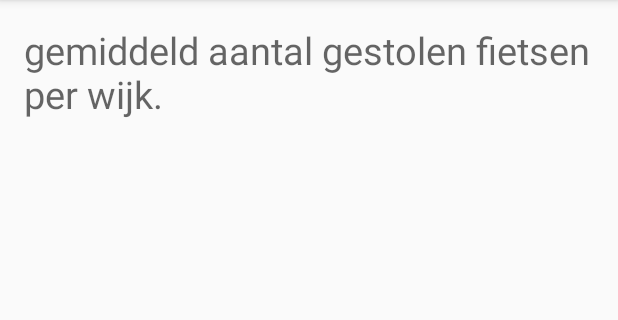
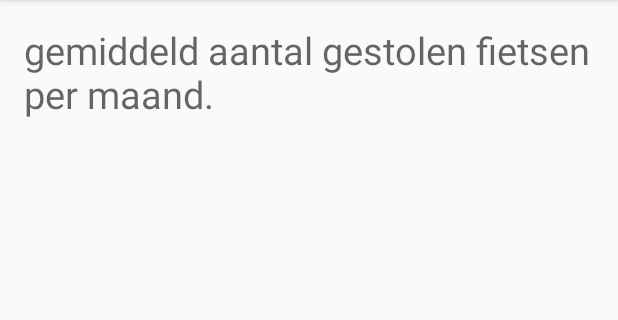
Before and after one commit to sophiestechcode/Project_4, an Android app: the LineChartt screen opened directly, with no data from a screen before it, on a phone screen of 412 x 824 dp, the part 84-404 px from its top. Run offline under Robolectric (Android 15) with nearby library versions, the phone set to English and light mode, and no system bars; plain views replace LineChart; 6 statements that could not run were skipped.

Commit message:
Classes met toegevoegde data.

```diff
--- a/app/src/main/java/com/example/ruben/project4/LineChartt.java
+++ b/app/src/main/java/com/example/ruben/project4/LineChartt.java
@@ -20,36 +20,36 @@ public class LineChartt extends AppCompatActivity
         LineChart lineChart = (LineChart) findViewById(R.id.chart);
 
         ArrayList<Entry> entries = new ArrayList<>();
-        entries.add(new Entry(35f, 0));
-        entries.add(new Entry(11f, 1));
-        entries.add(new Entry(17f, 2));
-        entries.add(new Entry(17f, 3));
-        entries.add(new Entry(15f, 4));
-        entries.add(new Entry(28f, 5));
-        entries.add(new Entry(17f, 6));
-        entries.add(new Entry(34f, 7));
-        entries.add(new Entry(38f, 8));
-        entries.add(new Entry(8f, 9));
-        entries.add(new Entry(7, 10));
-        entries.add(new Entry(2f, 11));
-        entries.add(new Entry(40f, 12));
+        entries.add(new Entry(19552f, 0));
+        entries.add(new Entry(19713f, 1));
+        entries.add(new Entry(19257f, 2));
+        entries.add(new Entry(19544f, 3));
+        entries.add(new Entry(19750f, 4));
+        entries.add(new Entry(19758f, 5));
+        entries.add(new Entry(19198f, 6));
+        entries.add(new Entry(18234f, 7));
+        entries.add(new Entry(19047f, 8));
+        entries.add(new Entry(19436f, 9));
+        entries.add(new Entry(18291f, 10));
+        entries.add(new Entry(19712f, 11));
 
-        LineDataSet dataset = new LineDataSet(entries, "");
+
+        LineDataSet dataset = new LineDataSet(entries, "Aantal gestolen fietsen per maand");
 
         ArrayList<String> labels = new ArrayList<String>();
-        labels.add("Centrum");
-        labels.add("Charlois");
-        labels.add("Delfshaven");
-        labels.add("Feijenoord");
-        labels.add("Hillegersberg");
-        labels.add("Hoogvliet");
-        labels.add("IJsselmonde");
-        labels.add("Kralingen");
-        labels.add("Noord");
-        labels.add("Ommoord");
-        labels.add("Overschie");
-        labels.add("Pernis");
-        labels.add("West");
+        labels.add("Jan");
+        labels.add("Feb");
+        labels.add("Mar");
+        labels.add("Apr");
+        labels.add("May");
+        labels.add("Jun");
+        labels.add("Jul");
+        labels.add("Aug");
+        labels.add("Sep");
+        labels.add("Oct");
+        labels.add("Nov");
+        labels.add("Dec");
+
 
         LineData data = new LineData(labels, dataset);
         dataset.setColors(ColorTemplate.COLORFUL_COLORS);
--- a/app/src/main/res/layout/activity_linechartt.xml
+++ b/app/src/main/res/layout/activity_linechartt.xml
@@ -20,7 +20,7 @@
             android:layout_width="wrap_content"
             android:layout_height="wrap_content"
             android:textAppearance="?android:attr/textAppearanceMedium"
-            android:text="gemiddeld aantal gestolen fietsen per wijk."
+            android:text="gemiddeld aantal gestolen fietsen per maand."
             android:id="@+id/textView17"
             android:layout_alignParentTop="true"
             android:layout_alignParentLeft="true"
--- a/app/src/main/res/layout/activity_main.xml
+++ b/app/src/main/res/layout/activity_main.xml
@@ -40,7 +40,7 @@
     <Button
         android:layout_width="match_parent"
         android:layout_height="wrap_content"
-        android:text="Aantal gestolen fietsen per wijk"
+        android:text="Aantal gestolen fietsen per maand"
         android:id="@+id/button3"
         android:textSize="20sp"
         android:textColor="#e22121"
```
